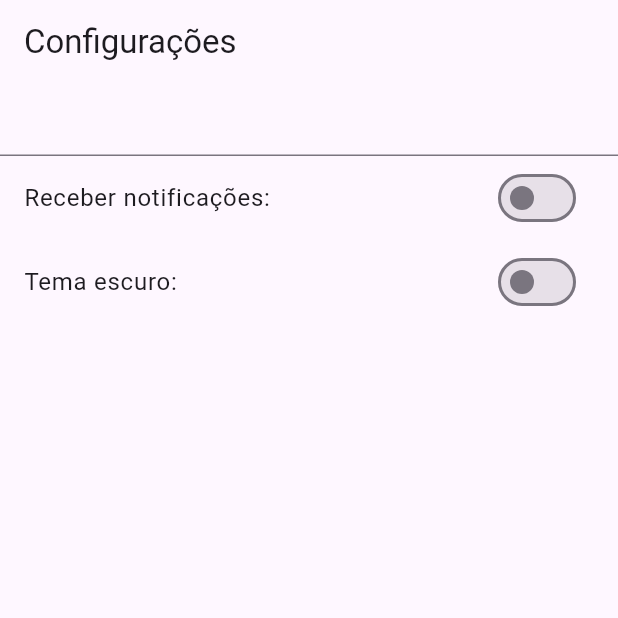
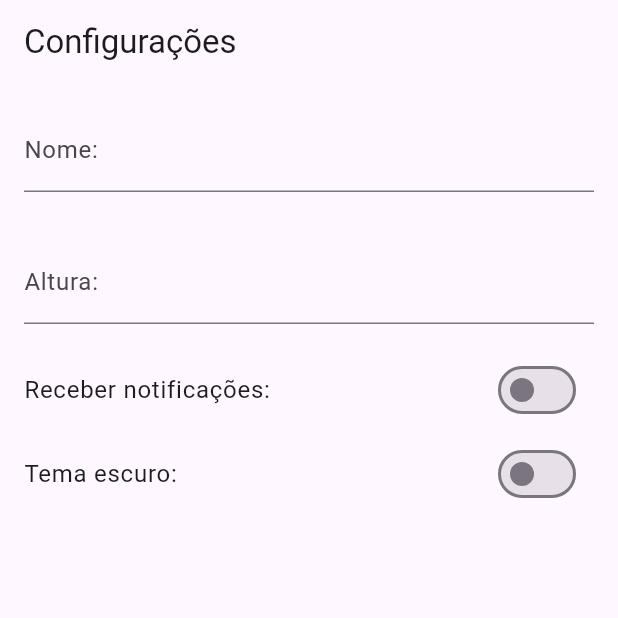
Before and after one commit to maurojh/dioadcsp, a Flutter app: the screen it shows after launch, on a phone screen of 412 x 824 dp, the top half of it. Run offline on Flutter 3.47's test engine with Material 2 defaults, Android fonts, the phone set to English and light mode, and no system bars; our stand-ins replace shared_preferences.

Commit message:
Nome e altura

```diff
--- a/lib/pages/configuracoes_page.dart
+++ b/lib/pages/configuracoes_page.dart
@@ -13,6 +13,7 @@ class _ConfiguracoesPageState extends State<ConfiguracoesPage> {
   bool receberPushNotification = false;
   bool temaEscuro = false;
   TextEditingController controlaNome = TextEditingController();
+  TextEditingController controlaAltura = TextEditingController();
 
   @override
   Widget build(BuildContext context) {
@@ -24,9 +25,24 @@ class _ConfiguracoesPageState extends State<ConfiguracoesPage> {
         body: Container(
           child: ListView(
             children: [
-              TextField(
-                controller: controlaNome,
-
+              Padding(
+                padding: const EdgeInsets.all(16.0),
+                child: TextField(
+                  controller: controlaNome,
+                  decoration: const InputDecoration(
+                    label: Text('Nome:'),
+                  ),
+                ),
+              ),
+              Padding(
+                padding: const EdgeInsets.all(16.0),
+                child: TextField(
+                  controller: controlaAltura,
+                  keyboardType: TextInputType.number,
+                  decoration: const InputDecoration(
+                    label: Text('Altura:'),
+                  ),
+                ),
               ),
               SwitchListTile(
                 title: const Text('Receber notificações:'),
```
